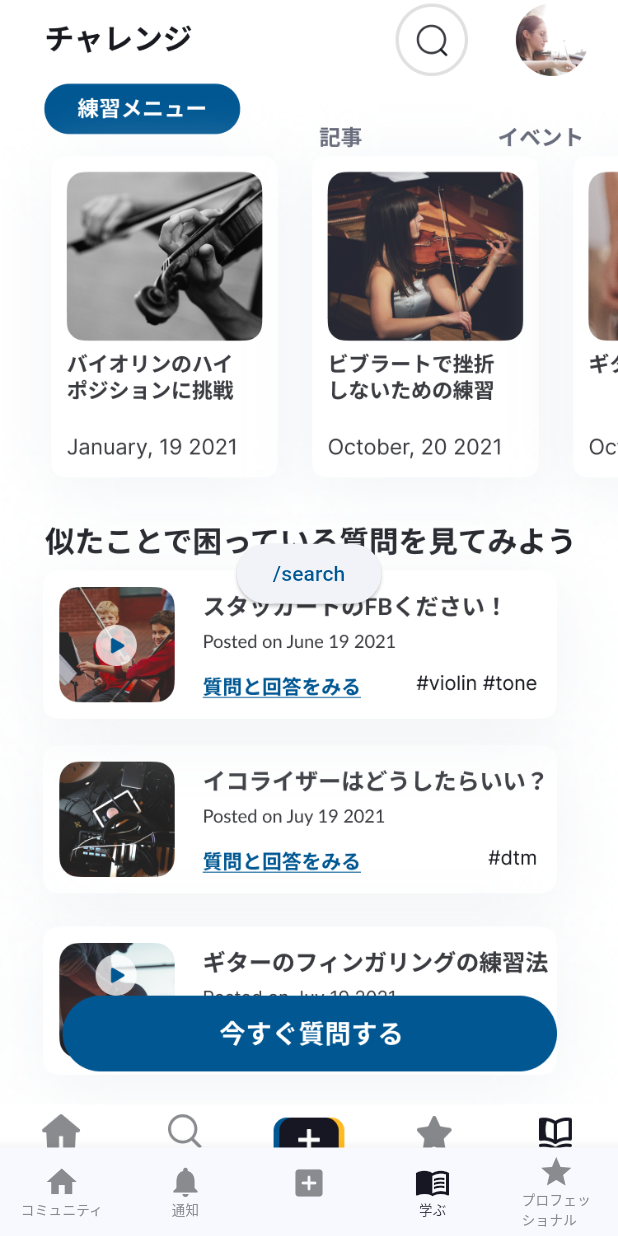
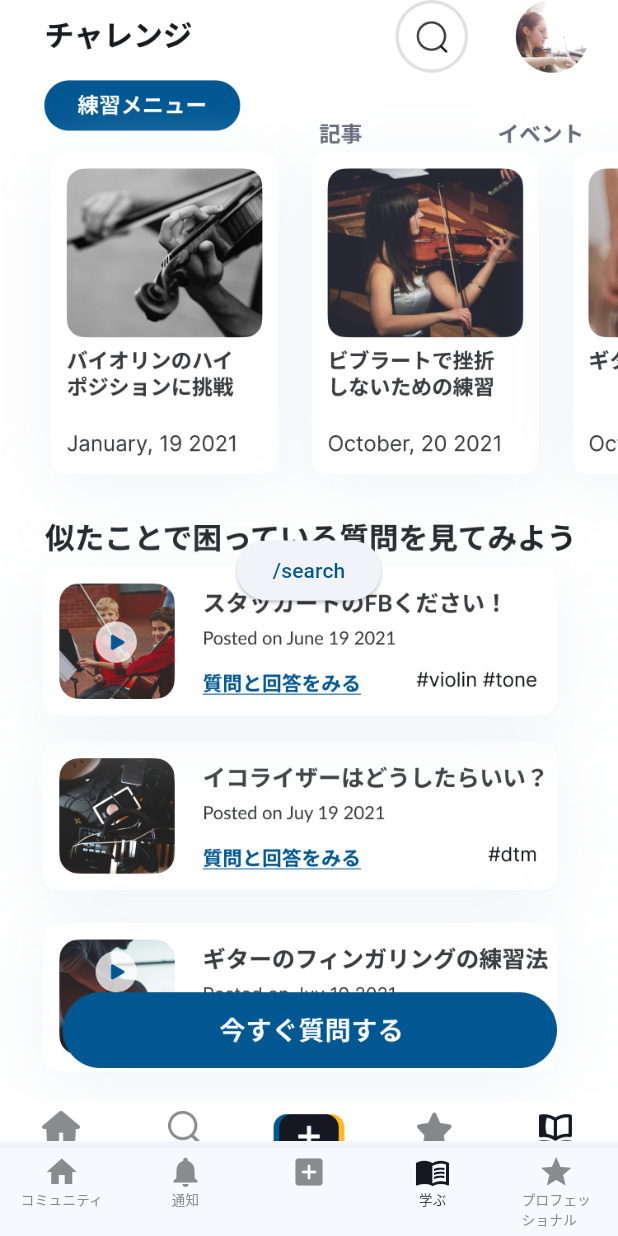
Before and after one commit to Mayumi-Nakabayashi/withTone, a Flutter app: the HomePage screen opened by its route, on a phone screen of 412 x 824 dp. Run offline on Flutter 3.47's test engine with Material 2 defaults, Android fonts, the phone set to English and light mode, and no system bars.

Commit message:
chore: adjust icon and label

```diff
--- a/lib/views/pages/hoge_page.dart
+++ b/lib/views/pages/hoge_page.dart
@@ -3,7 +3,7 @@ import 'package:withtone/views/components/kamishibai.dart';
 
 enum TabItems {
   community(
-    title: 'コミュニティ',
+    title: 'コミュニティ\n',
     icon: Icons.home,
     page: Kamishibai(
       assetPath: 'assets/page_images/learning community home.png',
@@ -12,7 +12,7 @@ enum TabItems {
   ),
 
   notifications(
-    title: '通知',
+    title: '通知\n',
     icon: Icons.notifications,
     page: Kamishibai(
       assetPath: 'assets/page_images/notifications.png',
@@ -21,7 +21,7 @@ enum TabItems {
   ),
 
   upload(
-    title: '',
+    title: '\n',
     icon: Icons.add_box_rounded,
     page: Kamishibai(
       assetPath: 'assets/page_images/upload_fb.jpg',
@@ -30,7 +30,7 @@ enum TabItems {
   ),
 
   content(
-    title: '学ぶ',
+    title: '学ぶ\n',
     icon: Icons.menu_book,
     page: Kamishibai(
       assetPath: 'assets/page_images/content.png',
@@ -82,7 +82,9 @@ class HomePageState extends State<HomePage> {
       body: Center(
         child: _currentTab.page,
       ),
-      bottomNavigationBar: BottomNavigationBar(
+      bottomNavigationBar: Padding(
+        padding: const EdgeInsets.only(top: 4.5),
+        child: BottomNavigationBar(
           type: BottomNavigationBarType.fixed,
           currentIndex: _currentTab.index,
           selectedItemColor: const Color(0xff161722),
@@ -101,6 +103,7 @@ class HomePageState extends State<HomePage> {
             onSelect(TabItems.values[index]);
           },
         ),
+      ),
     );
   }
 
```
Lines whose indentation alone changed are shown as unchanged.
